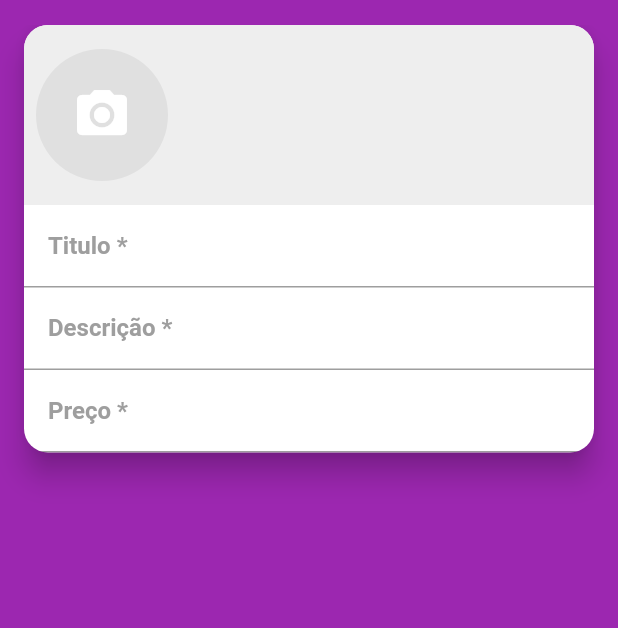
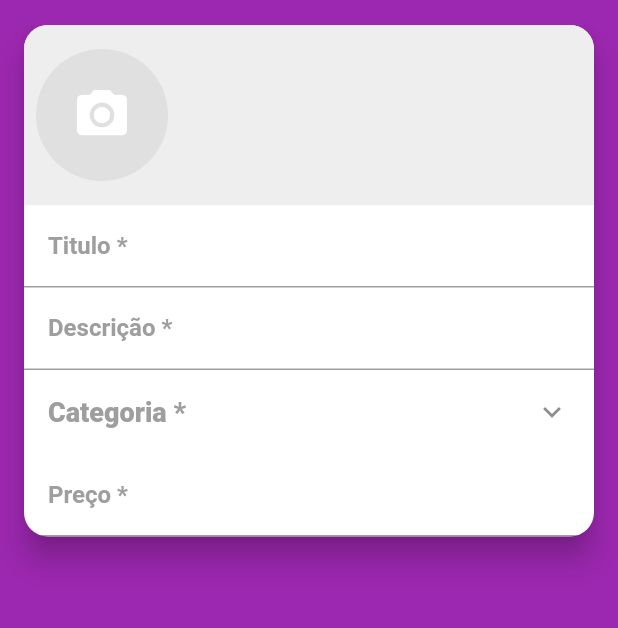
Before and after one commit to Erasmojf/Bindi, a Flutter app: the CreateScreen screen opened directly, on a phone screen of 412 x 824 dp, the part 59-687 px from its top. Run offline on Flutter 3.47's test engine with Material 2 defaults, Android fonts, the phone set to English and light mode, and no system bars; our stand-ins replace brasil_fields, flutter_mobx, get_it, image_cropper, image_picker, mobx and 1 more; accounts and stored records are empty; generated files the repository leaves out were written again; network calls fail; statements that could not run were skipped.

Commit message:
CM - Selecionar categoria
Selecionar categoria

```diff
--- a/bindi/lib/main.dart
+++ b/bindi/lib/main.dart
@@ -1,4 +1,4 @@
-import 'package:bindi/screens/category/category_screen.dart';
+import 'package:bindi/screens/base/base_screen.dart';
 import 'package:bindi/stores/category_store.dart';
 import 'package:bindi/stores/page_store.dart';
 import 'package:bindi/stores/user_manager_store.dart';
@@ -45,7 +45,7 @@ class MyApp extends StatelessWidget {
         ),
         cursorColor: Colors.orange,
       ),
-      home: CategoryScreen(),
+      home: BaseScreen(),
     );
   }
 }
--- /dev/null
+++ b/bindi/lib/screens/create/components/category_field.dart
@@ -0,0 +1,53 @@
+import 'package:bindi/screens/category/category_screen.dart';
+import 'package:bindi/stores/create_store.dart';
+import 'package:flutter/material.dart';
+import 'package:flutter_mobx/flutter_mobx.dart';
+
+class CategoryField extends StatelessWidget {
+  CategoryField(this.createStore);
+  final CreateStore createStore;
+
+  @override
+  Widget build(BuildContext context) {
+    return Observer(builder: (_) {
+      return ListTile(
+        title: createStore.category == null
+            ? Text(
+                'Categoria *',
+                style: TextStyle(
+                  fontWeight: FontWeight.w800,
+                  color: Colors.grey,
+                  fontSize: 18,
+                ),
+              )
+            : Text(
+                'Categoria *',
+                style: TextStyle(
+                  fontWeight: FontWeight.w800,
+                  color: Colors.grey,
+                  fontSize: 14,
+                ),
+              ),
+        subtitle: createStore.category == null
+            ? null
+            : Text(
+                '${createStore.category.description}',
+                style: TextStyle(color: Colors.black, fontSize: 17),
+              ),
+        trailing: Icon(Icons.keyboard_arrow_down),
+        onTap: () async {
+          final category = await showDialog(
+            context: context,
+            builder: (_) => CategoryScreen(
+              showAll: false,
+              selected: createStore.category,
+            ),
+          );
+          if (category != null) {
+            createStore.setCategory(category);
+          }
+        },
+      );
+    });
+  }
+}
--- a/bindi/lib/screens/create/create_screen.dart
+++ b/bindi/lib/screens/create/create_screen.dart
@@ -4,6 +4,7 @@ import 'package:brasil_fields/brasil_fields.dart';
 import 'package:flutter/material.dart';
 import 'package:flutter/services.dart';
 
+import 'components/category_field.dart';
 import 'components/images_field.dart';
 
 class CreateScreen extends StatelessWidget {
@@ -51,6 +52,7 @@ class CreateScreen extends StatelessWidget {
               ),
               maxLines: null,
             ),
+            CategoryField(createStore),
             TextFormField(
               decoration: InputDecoration(
                 labelText: 'Preço *',
```
Also changed, not shown: bindi/lib/stores/create_store.dart (+7 -0 lines).
